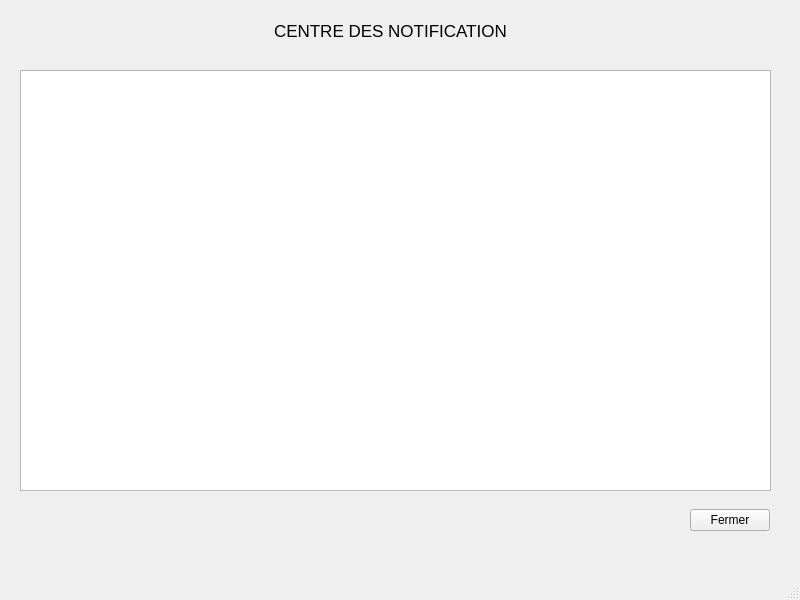
MohamedSadio/banking-system, file uinotif.ui: the form before one commit.
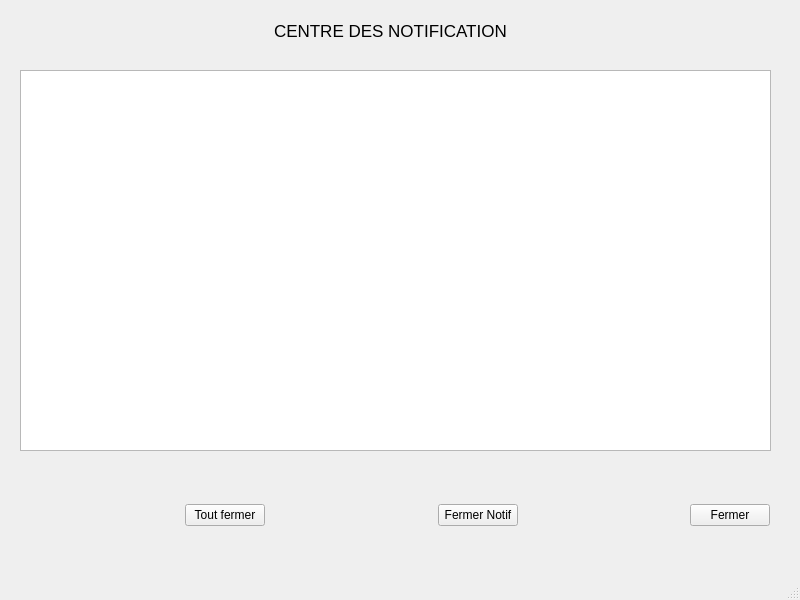
The form after the commit.

```diff
--- a/uinotif.ui
+++ b/uinotif.ui
@@ -75,7 +75,7 @@
       <x>20</x>
       <y>70</y>
       <width>751</width>
-      <height>421</height>
+      <height>381</height>
      </rect>
     </property>
     <layout class="QHBoxLayout" name="horizontalLayout_2">
@@ -88,9 +88,9 @@
     <property name="geometry">
      <rect>
       <x>19</x>
-      <y>500</y>
+      <y>490</y>
       <width>751</width>
-      <height>41</height>
+      <height>51</height>
      </rect>
     </property>
     <layout class="QHBoxLayout" name="horizontalLayout_3">
@@ -108,7 +108,47 @@
       </spacer>
      </item>
      <item>
-      <widget class="QPushButton" name="pushButton">
+      <widget class="QPushButton" name="closeAllNotifButton">
+       <property name="text">
+        <string>Tout fermer</string>
+       </property>
+      </widget>
+     </item>
+     <item>
+      <spacer name="horizontalSpacer_4">
+       <property name="orientation">
+        <enum>Qt::Horizontal</enum>
+       </property>
+       <property name="sizeHint" stdset="0">
+        <size>
+         <width>40</width>
+         <height>20</height>
+        </size>
+       </property>
+      </spacer>
+     </item>
+     <item>
+      <widget class="QPushButton" name="closeOneNotifButton">
+       <property name="text">
+        <string>Fermer Notif</string>
+       </property>
+      </widget>
+     </item>
+     <item>
+      <spacer name="horizontalSpacer_5">
+       <property name="orientation">
+        <enum>Qt::Horizontal</enum>
+       </property>
+       <property name="sizeHint" stdset="0">
+        <size>
+         <width>40</width>
+         <height>20</height>
+        </size>
+       </property>
+      </spacer>
+     </item>
+     <item>
+      <widget class="QPushButton" name="closeButton">
        <property name="text">
         <string>Fermer</string>
        </property>
```
